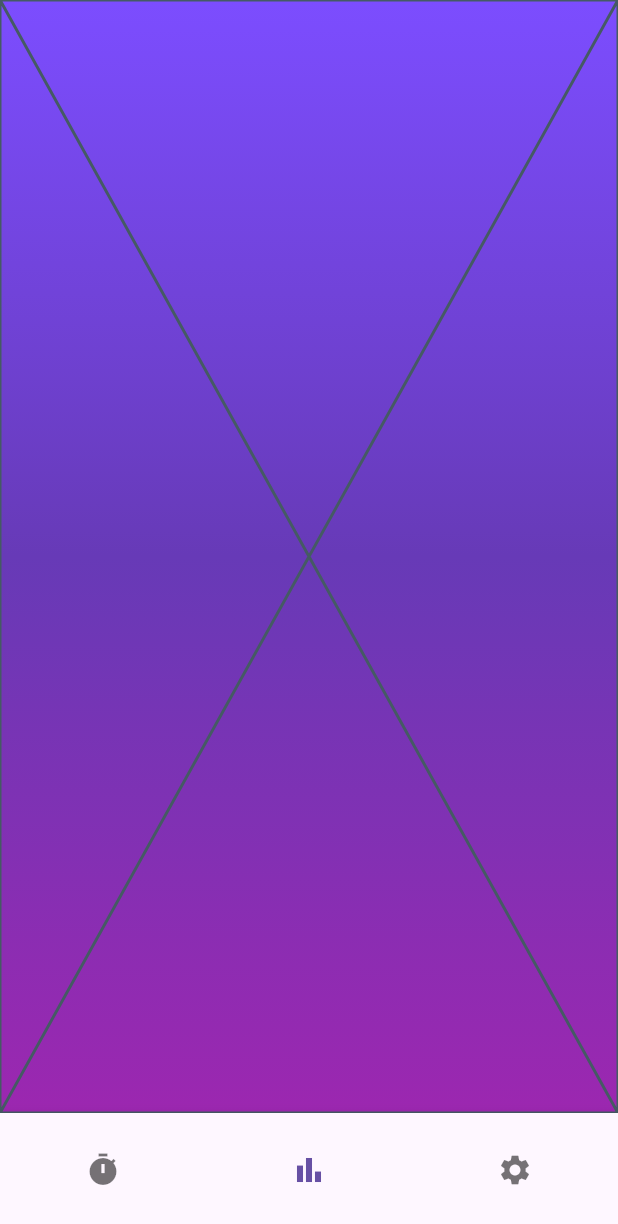
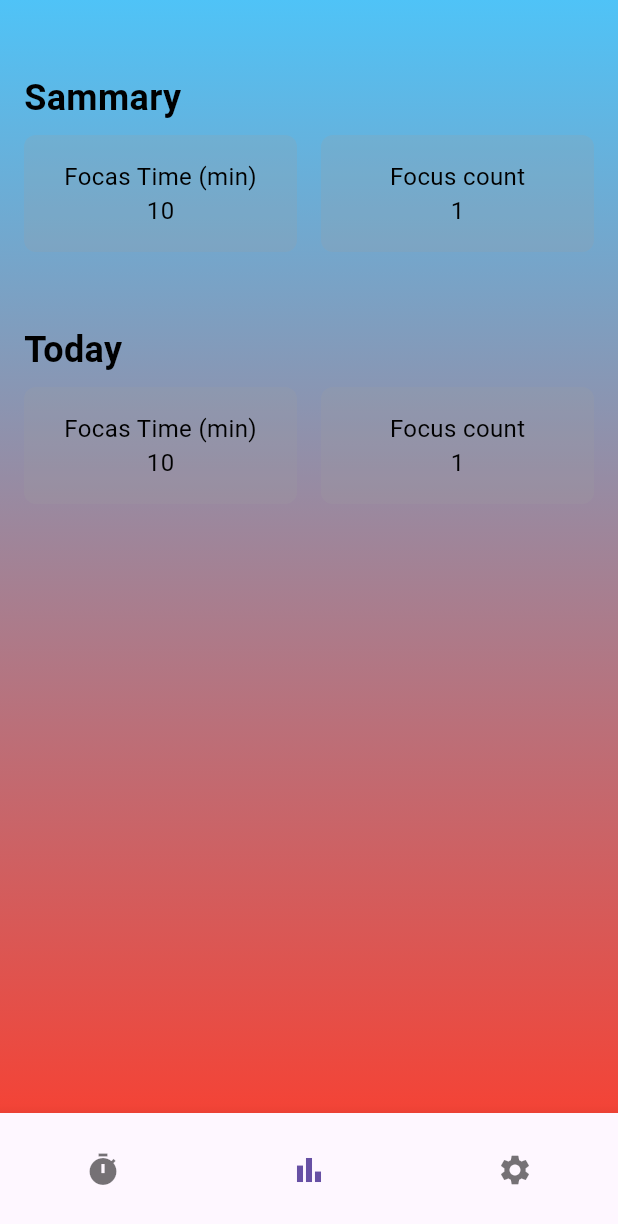
Before and after one commit to khaledgomah/silent_space, a Flutter app: the screen it shows after launch, item 2 of the bottom bar chosen, on a phone screen of 412 x 824 dp. Shown: the top 1224 px of the screen. Run offline on Flutter 3.47's test engine with Material 3 defaults, Android fonts, the phone set to English and light mode, and no system bars; our stand-ins replace circular_countdown_timer, flutter_bloc, font_awesome_flutter.

Commit message:
add StatesScreen widget and refactor HomeView layout; update CustomIconButton style

```diff
--- a/lib/core/widgets/custom_icon_button.dart
+++ b/lib/core/widgets/custom_icon_button.dart
@@ -7,13 +7,11 @@ class CustomIconButton extends StatelessWidget {
   final VoidCallback onPressed;
   @override
   Widget build(BuildContext context) {
-    return CircleAvatar(
-      backgroundColor: Colors.green,
-      child: IconButton(
-        color: Colors.black,
-        onPressed: onPressed,
-        icon: icon,
-      ),
+    return IconButton(
+      iconSize: 32,
+      color: Colors.white,
+      onPressed: onPressed,
+      icon: icon,
     );
   }
 }
--- a/lib/features/time/presentation/views/home_view.dart
+++ b/lib/features/time/presentation/views/home_view.dart
@@ -1,4 +1,5 @@
 import 'package:flutter/material.dart';
+import 'package:silent_space/features/time/presentation/views/widgets/states_screen.dart';
 import 'package:silent_space/features/time/presentation/views/widgets/timer_screen.dart';
 
 class HomeView extends StatefulWidget {
@@ -7,7 +8,6 @@ class HomeView extends StatefulWidget {
   @override
   State<HomeView> createState() => _HomeViewState();
 }
-
 
 class _HomeViewState extends State<HomeView> {
   int currentIndex = 0;
@@ -61,13 +61,10 @@ class _HomeViewState extends State<HomeView> {
           ],
         ),
         body: Container(
-            decoration: const BoxDecoration(
+            width: double.infinity,
+            decoration: BoxDecoration(
               gradient: LinearGradient(
-                colors: [
-                  Colors.deepPurpleAccent,
-                  Colors.deepPurple,
-                  Colors.purple
-                ],
+                colors: [Colors.lightBlue.shade300, Colors.red],
                 begin: Alignment.topCenter,
                 end: Alignment.bottomCenter,
               ),
@@ -78,6 +75,6 @@ class _HomeViewState extends State<HomeView> {
 
 List<Widget> _screens = [
   TimerScreen(),
-  const Placeholder(),
+  const StatesScreen(),
   const Placeholder()
 ];
--- a/lib/features/time/presentation/views/widgets/custom_count_down_timer.dart
+++ b/lib/features/time/presentation/views/widgets/custom_count_down_timer.dart
@@ -2,7 +2,6 @@ import 'package:circular_countdown_timer/circular_countdown_timer.dart';
 import 'package:flutter/material.dart';
 import 'package:silent_space/core/helper/helper_functions.dart';
 import 'package:silent_space/core/utils/constans.dart';
-import 'package:silent_space/features/time/presentation/views/home_view.dart';
 
 class CustomCountDownTimer extends StatelessWidget {
   const CustomCountDownTimer({
--- /dev/null
+++ b/lib/features/time/presentation/views/widgets/states_screen.dart
@@ -0,0 +1,88 @@
+import 'package:flutter/material.dart';
+import 'package:silent_space/core/helper/helper_functions.dart';
+import 'package:silent_space/core/utils/text_style_manager.dart';
+
+class StatesScreen extends StatelessWidget {
+  const StatesScreen({super.key});
+
+  @override
+  Widget build(BuildContext context) {
+    return Padding(
+      padding: const EdgeInsets.all(16),
+      child: ListView(
+        padding: EdgeInsets.zero,
+        children: const [
+          SizedBox(
+            height: 32,
+          ),
+          Align(
+            alignment: Alignment.centerLeft,
+            child: Text(
+              'Sammary',
+              style: TextStyleManager.headline2,
+            ),
+          ),
+          SizedBox(height: 8),
+          ShowDetails(),
+          SizedBox(height: 48),
+          Align(
+            alignment: Alignment.centerLeft,
+            child: Text(
+              'Today',
+              style: TextStyleManager.headline2,
+            ),
+          ),
+          SizedBox(height: 8),
+          ShowDetails(),
+        ],
+      ),
+    );
+  }
+}
+
+class ShowDetails extends StatelessWidget {
+  const ShowDetails({super.key});
+
+  @override
+  Widget build(BuildContext context) {
+    return const Row(
+      children: [
+        ShowDataContainer(title: 'Focas Time (min)', value: 10),
+        SizedBox(width: 16),
+        ShowDataContainer(title: 'Focus count', value: 1),
+      ],
+    );
+  }
+}
+
+class ShowDataContainer extends StatelessWidget {
+  const ShowDataContainer({
+    super.key,
+    required this.title,
+    required this.value,
+  });
+  final String title;
+  final int value;
+  @override
+  Widget build(BuildContext context) {
+    return Container(
+      width: (context.screenWidth() / 2) - 24,
+      padding: const EdgeInsets.all(16),
+      decoration: BoxDecoration(
+          borderRadius: BorderRadius.circular(8),
+          color: Colors.grey.withOpacity(0.2)),
+      child: Column(
+        children: [
+          Text(
+            title,
+            style: TextStyleManager.bodyText1,
+          ),
+          Text(
+            value.toString(),
+            style: TextStyleManager.bodyText1,
+          ),
+        ],
+      ),
+    );
+  }
+}
```
